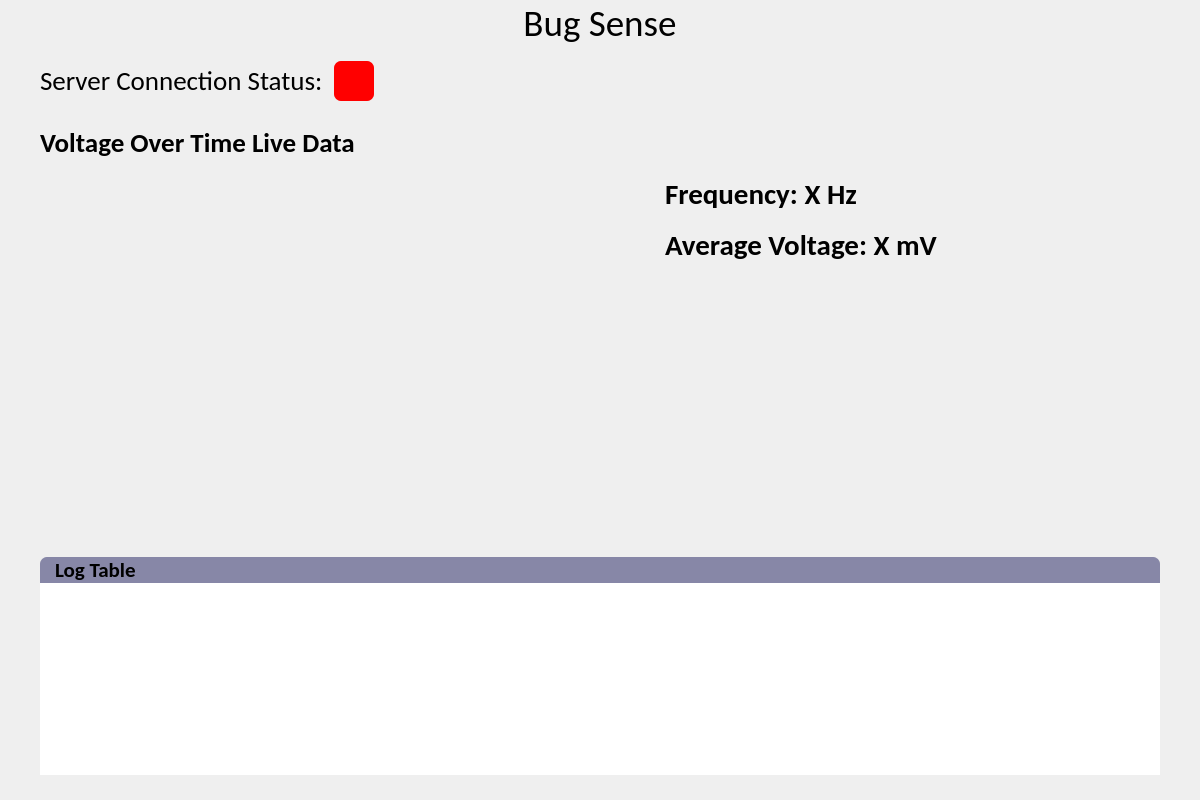
Old version of the form ui-interface/src/main_window.ui in the repository biirdrat/bug-sense.
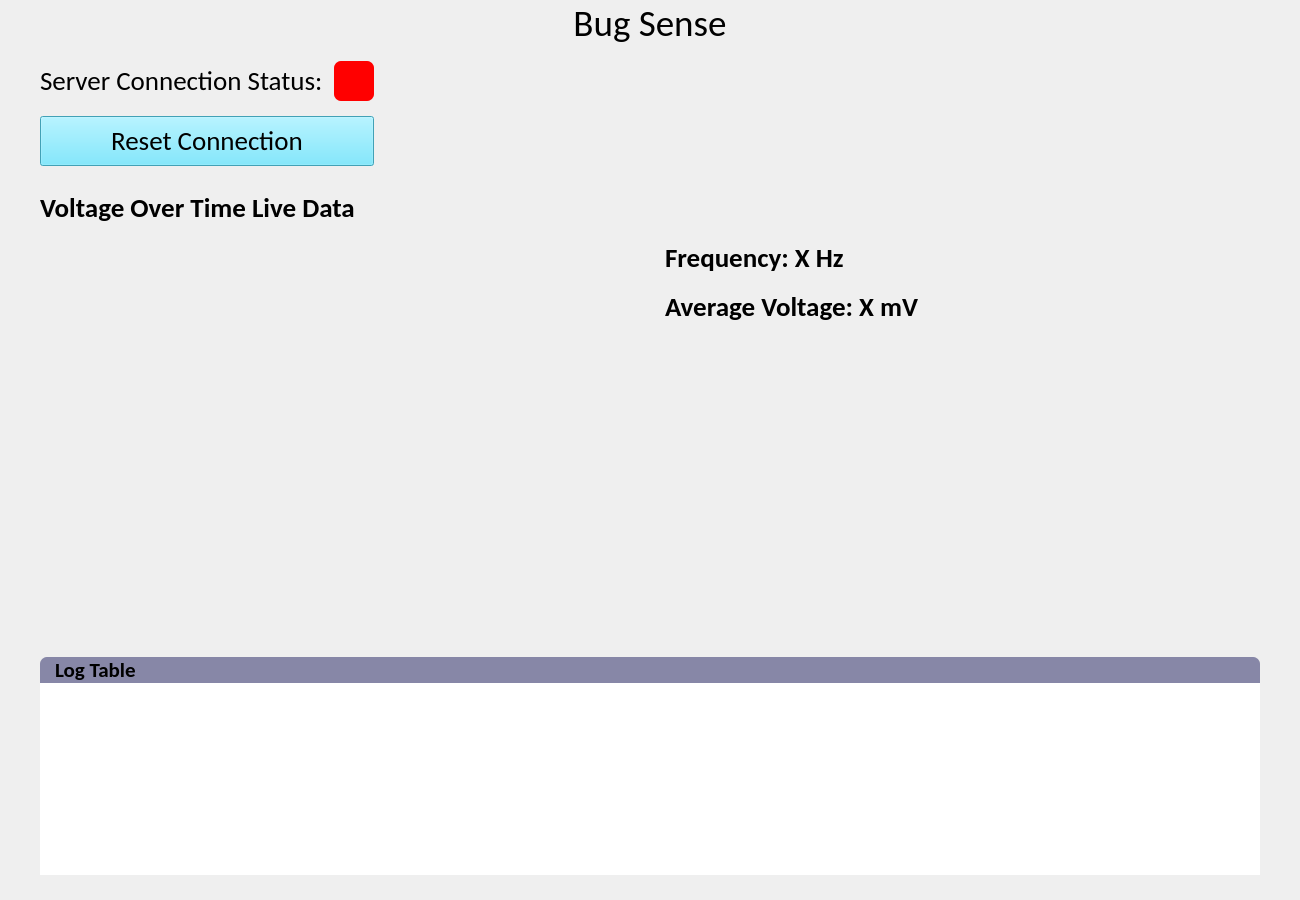
New version of the form.

Commit message: feat: add reset connection button to ui

```diff
--- a/ui-interface/src/main_window.ui
+++ b/ui-interface/src/main_window.ui
@@ -6,8 +6,8 @@
    <rect>
     <x>0</x>
     <y>0</y>
-    <width>1200</width>
-    <height>800</height>
+    <width>1300</width>
+    <height>900</height>
    </rect>
   </property>
   <property name="windowTitle">
@@ -42,7 +42,20 @@
 	padding-left: 10px;
 }
 
-</string>
+QPushButton#reset_connection_button
+{
+    background-color: rgb(93, 226, 255);
+}
+
+QPushButton:hover#reset_connection_button
+{
+    background-color: rgb(60, 203, 255);
+}
+
+QPushButton:pressed#reset_connection_button
+{
+    background-color: rgb(25, 118, 210);
+}</string>
   </property>
   <widget class="QWidget" name="centralwidget">
    <layout class="QGridLayout" name="gridLayout_2">
@@ -345,7 +358,7 @@
                  <property name="font">
                   <font>
                    <family>Calibri</family>
-                   <pointsize>22</pointsize>
+                   <pointsize>20</pointsize>
                    <weight>75</weight>
                    <bold>true</bold>
                   </font>
@@ -375,7 +388,7 @@
                  <property name="font">
                   <font>
                    <family>Calibri</family>
-                   <pointsize>22</pointsize>
+                   <pointsize>20</pointsize>
                    <weight>75</weight>
                    <bold>true</bold>
                   </font>
@@ -434,9 +447,12 @@
             <property name="bottomMargin">
              <number>0</number>
             </property>
-            <property name="spacing">
+            <property name="horizontalSpacing">
              <number>0</number>
             </property>
+            <property name="verticalSpacing">
+             <number>15</number>
+            </property>
             <item row="0" column="0">
              <widget class="QFrame" name="status_frame">
               <property name="sizePolicy">
@@ -551,6 +567,25 @@
               </property>
              </spacer>
             </item>
+            <item row="1" column="0">
+             <widget class="QPushButton" name="reset_connection_button">
+              <property name="minimumSize">
+               <size>
+                <width>0</width>
+                <height>50</height>
+               </size>
+              </property>
+              <property name="font">
+               <font>
+                <family>Calibri</family>
+                <pointsize>20</pointsize>
+               </font>
+              </property>
+              <property name="text">
+               <string>Reset Connection</string>
+              </property>
+             </widget>
+            </item>
            </layout>
           </widget>
          </item>
```
The commit also changes 2 other files.
